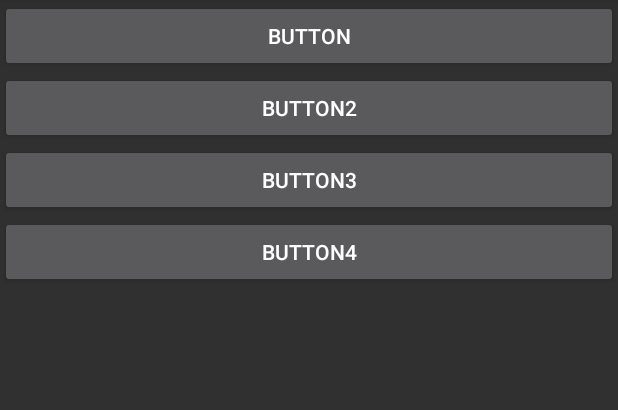
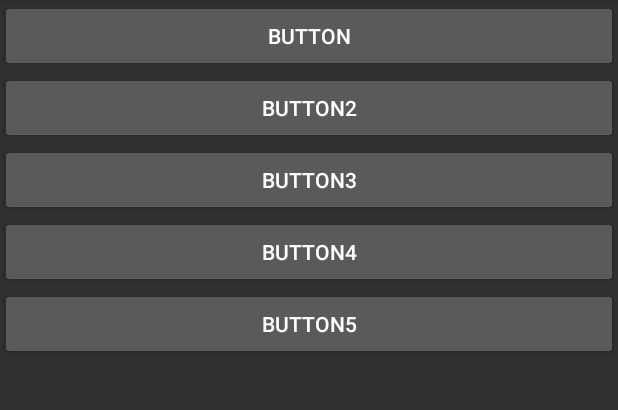
Before and after one commit to malibaig41/MyGithub, an Android app: the screen it shows after launch (MainActivity), on a phone screen of 412 x 824 dp, the part 84-494 px from its top. Run offline under Robolectric (Android 15) with nearby library versions, the phone set to English and light mode, and no system bars.

Commit message:
Fifth button is added

```diff
--- a/app/src/main/res/layout/activity_main.xml
+++ b/app/src/main/res/layout/activity_main.xml
@@ -27,4 +27,9 @@
         android:layout_height="wrap_content"
         android:text="Button4" />
 
+    <Button
+        android:layout_width="match_parent"
+        android:layout_height="wrap_content"
+        android:text="Button5" />
+
 </LinearLayout>
```
